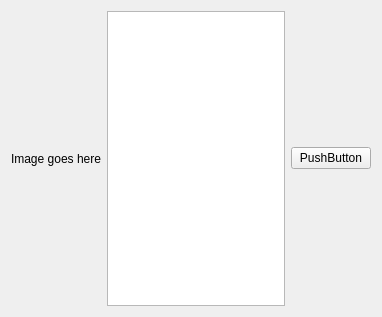
Before: the Qt Designer form widget.ui in shujaatak/MintyRemote-MJPEG_Viewer, drawn with Qt 5.
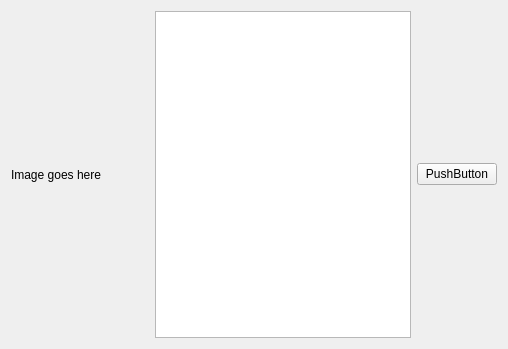
After: the same form once the commit is applied.

```diff
--- a/widget.ui
+++ b/widget.ui
@@ -6,8 +6,8 @@
    <rect>
     <x>0</x>
     <y>0</y>
-    <width>382</width>
-    <height>317</height>
+    <width>508</width>
+    <height>349</height>
    </rect>
   </property>
   <property name="windowTitle">
@@ -28,7 +28,14 @@
     </widget>
    </item>
    <item>
-    <widget class="QPlainTextEdit" name="imgDebug"/>
+    <widget class="QPlainTextEdit" name="imgDebug">
+     <property name="minimumSize">
+      <size>
+       <width>200</width>
+       <height>0</height>
+      </size>
+     </property>
+    </widget>
    </item>
    <item>
     <widget class="QPushButton" name="stopButton">
```
